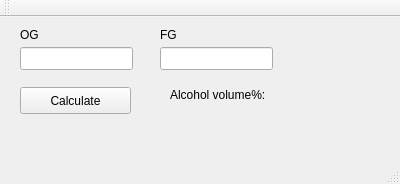
This is mainwindow.ui in Perzivan/SIMPLE_ABV_CALC as Qt 5 draws it before an edit. The edited form follows.
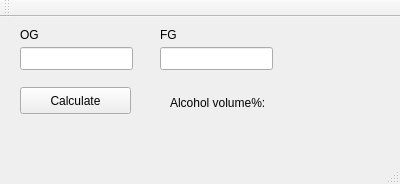
This is the edited form.

Commit message: I removed the toolbar and set the result label.

What changed in the file:
```diff
--- a/mainwindow.ui
+++ b/mainwindow.ui
@@ -51,8 +51,8 @@
      <rect>
       <x>170</x>
       <y>70</y>
-      <width>191</width>
-      <height>16</height>
+      <width>211</width>
+      <height>31</height>
      </rect>
     </property>
     <property name="text">
```
Left out of the diff: 12 changed lines with no effect on the pictures. The commit also changes 1 other file.
